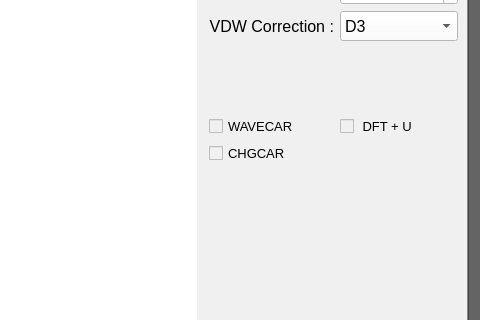
First picture: the form in main.ui, repository JihoonSon94/VASP_input_generator, before the edit; both pictures show x 368 to 848 and y 183 to 503 of the 848 by 679 pixel window.
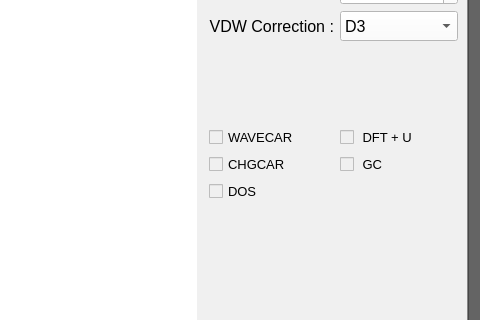
Second picture: the form after the edit. The open tabs and pages were chosen to show the change.

Patch:
```diff
--- a/main.ui
+++ b/main.ui
@@ -542,6 +542,32 @@
          </property>
         </widget>
        </item>
+       <item row="8" column="2">
+        <widget class="QCheckBox" name="CheckBox_04">
+         <property name="font">
+          <font>
+           <family>Arial</family>
+           <pointsize>10</pointsize>
+          </font>
+         </property>
+         <property name="text">
+          <string>DOS</string>
+         </property>
+        </widget>
+       </item>
+       <item row="7" column="3">
+        <widget class="QCheckBox" name="CheckBox_05">
+         <property name="font">
+          <font>
+           <family>Arial</family>
+           <pointsize>10</pointsize>
+          </font>
+         </property>
+         <property name="text">
+          <string> GC</string>
+         </property>
+        </widget>
+       </item>
       </layout>
      </widget>
      <widget class="QWidget" name="POSCAR">
```
Left out of the diff: 2 changed lines with no effect on the pictures.
